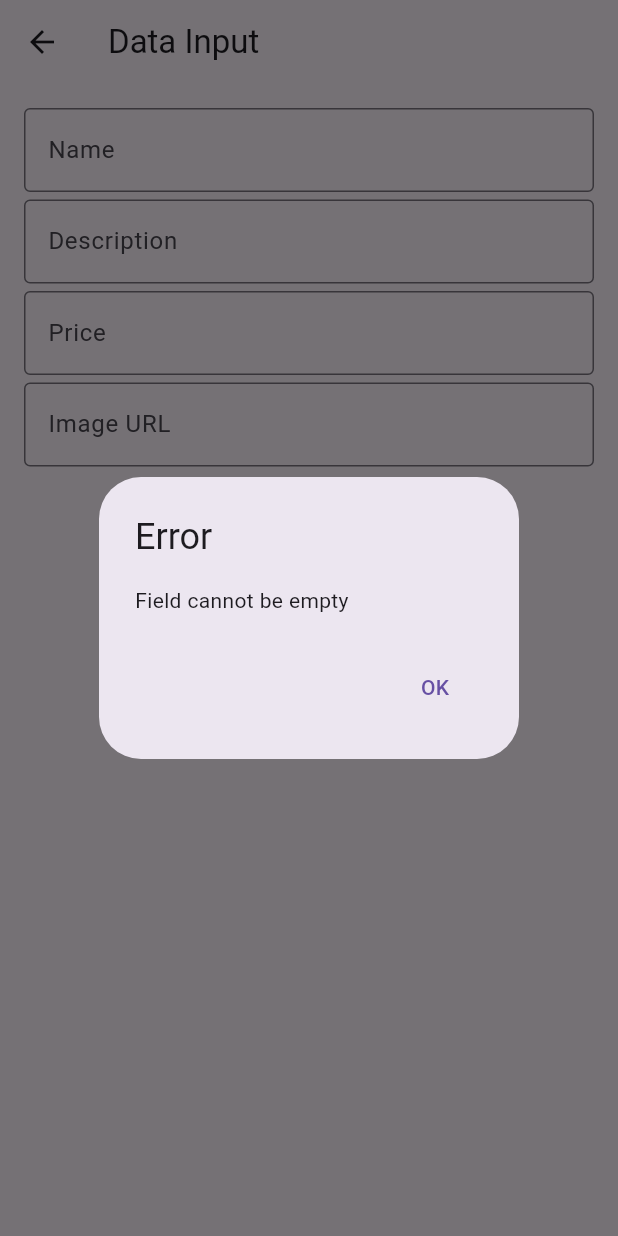
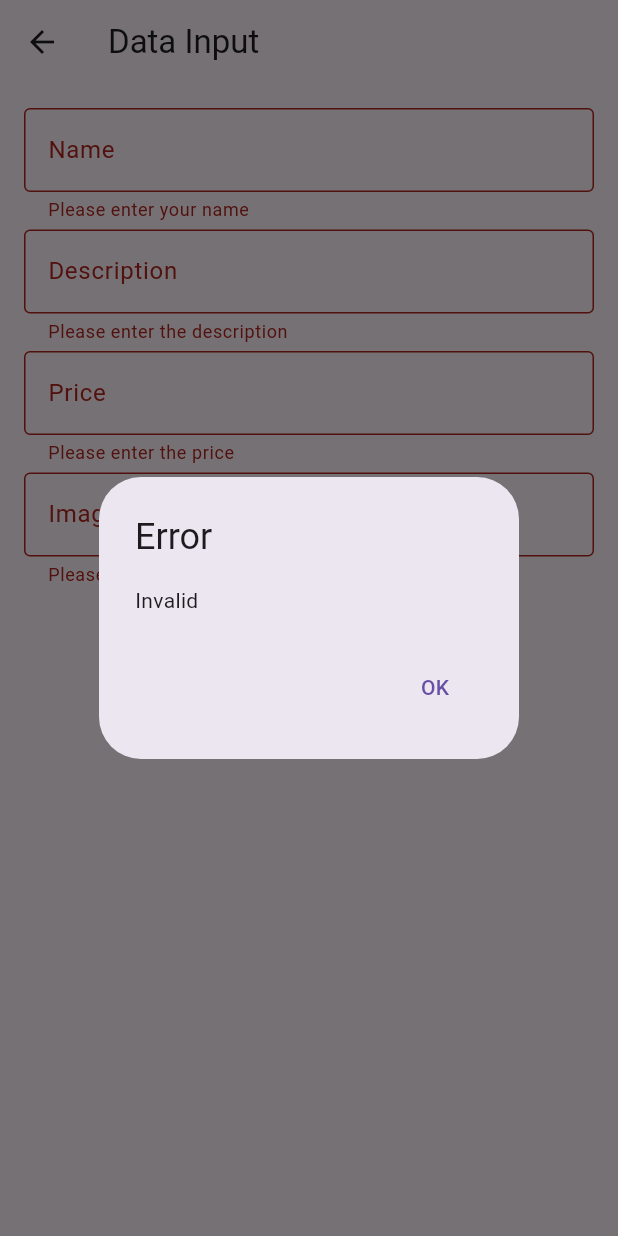
Before and after one commit to Mathewsibi12345/shoe, a Flutter app: the InputPage screen opened directly, after a tap on "Add data", on a phone screen of 412 x 824 dp. Run offline on Flutter 3.47's test engine with Material 3 defaults, Android fonts, the phone set to English and light mode, and no system bars; our stand-ins replace carousel_slider, image_picker, sqflite; accounts and stored records are empty.

```diff
--- a/lib/add.dart
+++ b/lib/add.dart
@@ -1,40 +1,47 @@
+// ignore_for_file: no_leading_underscores_for_local_identifiers, library_private_types_in_public_api, prefer_const_constructors
+
 import 'dart:io';
 import 'package:flutter/material.dart';
 import 'package:flutter_application_shoeadd/DB.dart';
 import 'package:flutter_application_shoeadd/DBH.dart';
-import 'package:flutter_application_shoeadd/main.dart';
-import 'package:flutter_application_shoeadd/page.dart';
 import 'package:image_picker/image_picker.dart';
 
 class InputPage extends StatefulWidget {
-  //const InputPage({super.key});
-
   @override
-  // ignore: library_private_types_in_public_api
   _InputPageState createState() => _InputPageState();
 }
 
 class _InputPageState extends State<InputPage> {
+  final GlobalKey<FormState> _formKey = GlobalKey<FormState>();
   final TextEditingController _nameController = TextEditingController();
   final TextEditingController _descriptionController = TextEditingController();
   final TextEditingController _priceController = TextEditingController();
   final TextEditingController _imageUrlController = TextEditingController();
 
+  File? _image;
 
+  Map<String, dynamic> _getShoeDetails() {
+      double price = 0.0; // Default value if parsing fails
 
-  File? _image;
-  Map<String, dynamic> _getShoeDetails() {
+  try {
+    price = double.parse(_priceController.text);
+  } catch (e) {
+    // Handle the exception, show an error message, and return from the method
+    _showErrorDialog('Invalid');
+    return {};
+  }
     return {
       'name': _nameController.text,
       'description': _descriptionController.text,
       'price': double.parse(_priceController.text),
       'imageUrl': _imageUrlController.text,
-      'imageFile': _image,
     };
   }
 
+  bool _submitted = false;
+
   @override
-  void dispose() {//method is used to clean up resources or perform cleanup operations before an object is no longer needed
+  void dispose() {
     _nameController.dispose();
     _descriptionController.dispose();
     _priceController.dispose();
@@ -51,36 +58,56 @@ class _InputPageState extends State<InputPage> {
       body: SingleChildScrollView(
         child: Padding(
           padding: const EdgeInsets.all(16.0),
+          child: Form(
+            key: _formKey,
             child: Column(
               children: [
-
-              TextField(
+                TextFormField(
                   controller: _nameController,
-                //The _nameController is assigned to a TextField widget using the controller property
-                decoration: const InputDecoration(border: OutlineInputBorder(),  labelText: 'Name'),
+                  decoration: InputDecoration(
+                    border: OutlineInputBorder(),
+                    labelText: 'Name',
+                    errorText: _submitted && _nameController.text.isEmpty
+                        ? 'Please enter your name'
+                        : null,
+                  ),
                 ),
                 const SizedBox(height: 5),
-              TextField(
+                TextFormField(
                   controller: _descriptionController,
-                decoration: const InputDecoration(border: OutlineInputBorder(),  labelText: 'Description'),
-              ), SizedBox(height: 5),
-
-              TextField(
+                  decoration: InputDecoration(
+                    border: OutlineInputBorder(),
+                    labelText: 'Description',
+                    errorText: _submitted &&
+                            _descriptionController.text.isEmpty
+                        ? 'Please enter the description'
+                        : null,
+                  ),
+                ),
+                SizedBox(height: 5),
+                TextFormField(
                   controller: _priceController,
                   keyboardType: TextInputType.number,
-                decoration: const InputDecoration(border: OutlineInputBorder(),  labelText: 'Price'),
-              ), SizedBox(height: 5),
-
-              TextField(
+                  decoration: InputDecoration(
+                    border: OutlineInputBorder(),
+                    labelText: 'Price',
+                    errorText: _submitted && _priceController.text.isEmpty
+                        ? 'Please enter the price'
+                        : null,
+                  ),
+                ),
+                SizedBox(height: 5),
+                TextFormField(
                   controller: _imageUrlController,
-                decoration: const InputDecoration(border: OutlineInputBorder(),  labelText: 'Image URL'),
-              ), SizedBox(height: 5),
-              // ElevatedButton(
-              //   onPressed: () {
-              //     _pickImage();
-              //   },
-              //   child: const Text('Select Image'),
-              // ),
+                  decoration: InputDecoration(
+                    border: OutlineInputBorder(),
+                    labelText: 'Image URL',
+                    errorText: (_submitted &&_imageUrlController.text.isEmpty && _image == null)
+                        ? 'Please enter the image URL or select an image'
+                        : null,
+                  ),
+                ),
+                SizedBox(height: 5),
                 _image != null
                     ? Image.file(
                         _image!,
@@ -95,29 +122,19 @@ class _InputPageState extends State<InputPage> {
                 const SizedBox(height: 10),
                 ElevatedButton(
   onPressed: () {
-    if (_validateInputs()) {
+    setState(() {
+      _submitted = true;
+    });
+    Map<String, dynamic> shoeDetails = _getShoeDetails();
+    if (shoeDetails.isNotEmpty && _validateInputs()) {
       _saveShoe();
-                  Navigator.pop(context, _getShoeDetails());
+      Navigator.pop(context, shoeDetails);
     }
   },
   child: Text("Add data"),
 ),
-
-            //  ElevatedButton(
-            //     onPressed: () {
-            //       if (_validateInputs()) {
-            //         _saveShoe();
-            //         Navigator.pop(context, _getShoeDetails());
-            //       }
-            //     },
-            //      child: Text(" Add data")
-                // IconButton(
-                //     icon: const Icon(Icons.add_a_photo_rounded, color: Colors.white, size: 25),
-                //     onPressed: () {},
-                //   ),
-
-
               ],
+            ),
           ),
         ),
       ),
@@ -135,28 +152,13 @@ class _InputPageState extends State<InputPage> {
       });
     }
   }
+
   bool _validateInputs() {
-    if (_nameController.text.isEmpty) {
-      _showErrorDialog('Field cannot be empty');
+    if (_formKey.currentState!.validate()) {
+      // Additional validation if needed
+      return true;
+    }
     return false;
-    }
-
-    if (_descriptionController.text.isEmpty) {
-      _showErrorDialog('Field cannot be empty');
-      return false;
-    }
-
-    if (_priceController.text.isEmpty) {
-      _showErrorDialog('Field cannot be empty');
-      return false;
-    }
-
-    if (_imageUrlController.text.isEmpty && _image == null) {
-      _showErrorDialog('Field cannot be empty');
-      return false;
-    }
-
-    return true;
   }
 
   void _showErrorDialog(String message) {
@@ -178,11 +180,6 @@ class _InputPageState extends State<InputPage> {
       },
     );
   }
-
-  // bool _validateInputs() {
-
-  //   return true;
-  // }
 
   Future<void> _saveShoe() async {
     String name = _nameController.text;
--- a/pubspec.yaml
+++ b/pubspec.yaml
@@ -39,6 +39,7 @@ dependencies:
   carousel_slider: ^4.2.1
   path_provider: ^2.1.2
   sqflite: ^2.3.0
+
 
 dev_dependencies:
   flutter_test:
```
Also changed, not shown: lib/page.dart (+0 -39 lines). Lines whose indentation alone changed are shown as unchanged.
